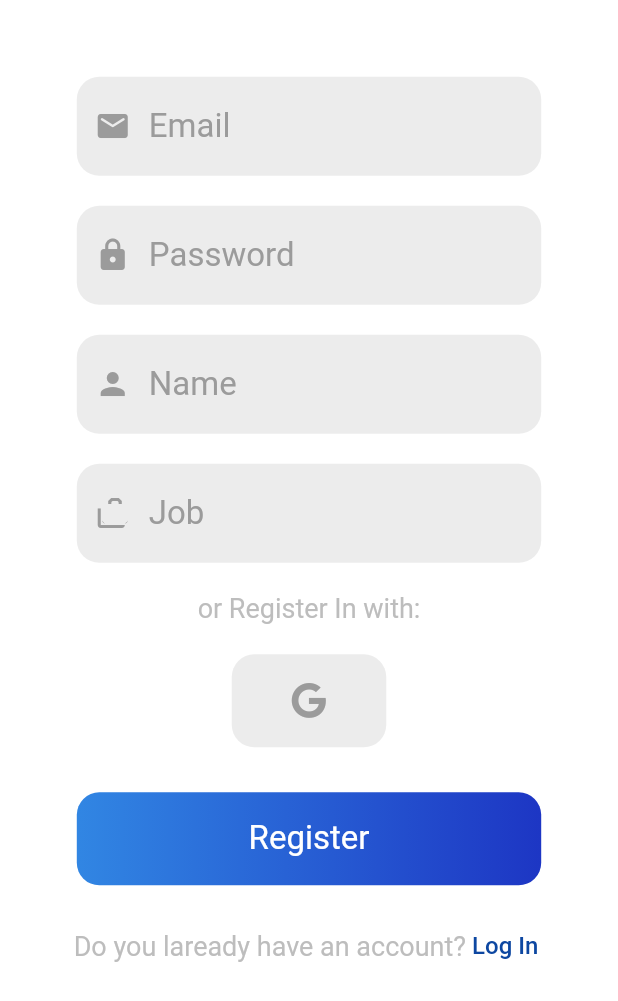
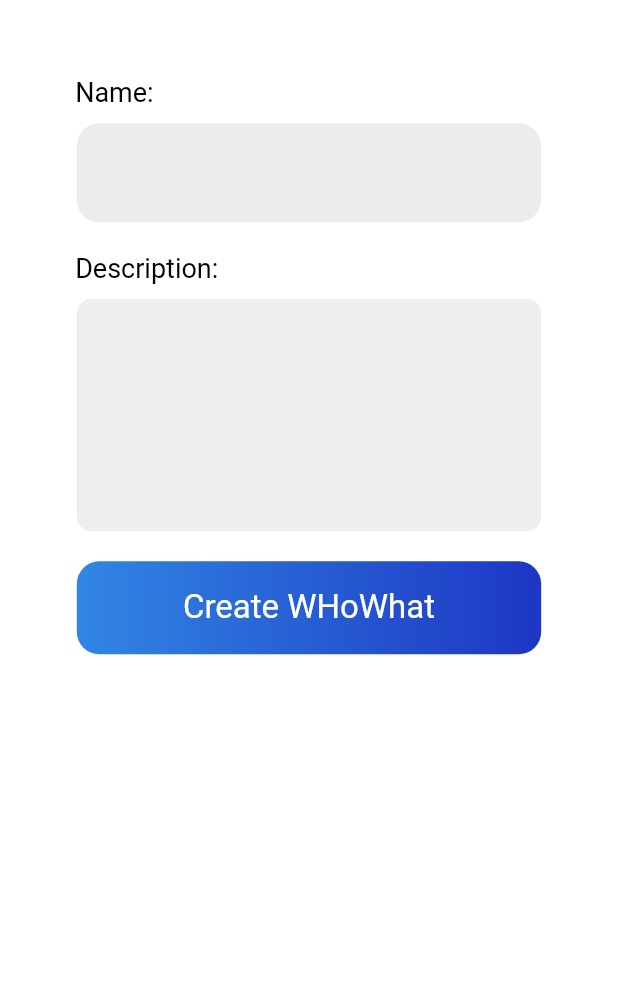
Before and after one commit to FEUP-ESOF-2020-21/open-cx-t6g3-its, a Flutter app: the screen it shows after launch, after a tap on "Sign Up", on a phone screen of 412 x 824 dp. Shown: the top 1001 px of the screen. Run offline on Flutter 3.47's test engine with Material 2 defaults, Android fonts, the phone set to English and light mode, and no system bars; our stand-ins replace cloud_firestore, firebase_auth, firebase_core, google_sign_in; missing offline and left inert: flutter_statusbarcolor; accounts and stored records are empty; network calls fail.

Commit message:
initial commit

```diff
--- /dev/null
+++ b/whowhat/lib/pages/create_poll.dart
@@ -0,0 +1,112 @@
+import 'package:flutter/material.dart';
+import 'package:whowhat/pages/login.dart';
+import 'package:whowhat/widgets/AppIcon.dart';
+import 'package:whowhat/widgets/TextBox.dart';
+import 'package:whowhat/widgets/GradientButton.dart';
+import 'package:whowhat/pages/menu.dart';
+import 'package:whowhat/widgets/database/auth.dart';
+
+class MyCreatePoll extends StatefulWidget {
+  MyCreatePoll({Key key}) : super(key: key);
+
+  @override
+  _MyCreatePollState createState() => _MyCreatePollState();
+}
+
+class _MyCreatePollState extends State<MyCreatePoll> {
+  final AuthService _auth = AuthService();
+
+  final emailController = TextEditingController();
+  final passwordController = TextEditingController();
+  final nameController = TextEditingController();
+  final jobController = TextEditingController();
+  @override
+  Widget build(BuildContext context) {
+    return Scaffold(
+      backgroundColor: Colors.white,
+      body: SingleChildScrollView(
+        child: Padding(
+          padding:
+              EdgeInsets.only(top: MediaQuery.of(context).size.height * 0.05),
+          child: Center(
+            child: FractionallySizedBox(
+              widthFactor: 0.8,
+              child: Column(
+                children: <Widget>[
+                  /*Image(image: AssetImage('assets/images/login.png')),*/
+
+                  Padding(
+                    padding: EdgeInsets.only(top: 10),
+                    child: Container(
+                      child: (Align(
+                          alignment: Alignment.topLeft,
+                          child: Text(
+                            '  Name: ',
+                            textAlign: TextAlign.left,
+                            style: TextStyle(
+                                color: Colors.black,
+                                fontFamily: 'Roboto',
+                                fontWeight: FontWeight.w400,
+                                fontSize: 18),
+                          ))),
+                    ),
+                  ),
+                  Padding(
+                    padding: EdgeInsets.all(10),
+                    child: TextBox(
+                      controller: passwordController,
+                      textInputType: TextInputType.text,
+                    ),
+                  ),
+                  Padding(
+                    padding: EdgeInsets.only(top: 10),
+                    child: Align(
+                        alignment: Alignment.topLeft,
+                        child: Text(
+                          '  Description: ',
+                          textAlign: TextAlign.left,
+                          style: TextStyle(
+                              color: Colors.black,
+                              fontFamily: 'Roboto',
+                              fontWeight: FontWeight.w400,
+                              fontSize: 18),
+                        )),
+                  ),
+                  Padding(
+                      padding: EdgeInsets.all(10),
+                      child: TextField(
+                        style: TextStyle(fontSize: 20, fontFamily: 'Roboto'),
+                        decoration: InputDecoration(
+                          border: OutlineInputBorder(
+                              borderRadius:
+                                  BorderRadius.all(Radius.circular(10.0)),
+                              borderSide: BorderSide.none),
+                          focusedBorder: OutlineInputBorder(
+                              borderRadius:
+                                  BorderRadius.all(Radius.circular(10.0)),
+                              borderSide:
+                                  BorderSide(color: Colors.blue, width: 2)),
+                          filled: true,
+                          fillColor: Colors.grey[200],
+                        ),
+                        minLines: 5, //Normal textInputField will be displayed
+                        maxLines: 5,
+                      )),
+                  Padding(
+                    padding: EdgeInsets.all(10),
+                    child: GradientButton(
+                      text: 'Create WHoWhat',
+                      onPressed: () {
+                        print('signed in');
+                      },
+                    ),
+                  ),
+                ],
+              ),
+            ),
+          ),
+        ),
+      ),
+    );
+  }
+}
--- a/whowhat/lib/pages/login.dart
+++ b/whowhat/lib/pages/login.dart
@@ -5,6 +5,8 @@ import 'package:whowhat/widgets/TextBox.dart';
 import 'package:whowhat/widgets/GradientButton.dart';
 import 'package:whowhat/pages/menu.dart';
 import 'package:whowhat/widgets/database/auth.dart';
+
+import 'create_poll.dart';
 
 class MyLogin extends StatefulWidget {
   MyLogin({Key key}) : super(key: key);
@@ -132,7 +134,7 @@ class _MyLoginState extends State<MyLogin> {
                               Navigator.push(
                                   context,
                                   MaterialPageRoute(
-                                    builder: (context) => MySignup(),
+                                    builder: (context) => MyCreatePoll(),
                                   ));
                             },
                           ),
--- a/whowhat/lib/pages/menu.dart
+++ b/whowhat/lib/pages/menu.dart
@@ -1,4 +1,5 @@
 import 'package:flutter/material.dart';
+import 'package:whowhat/pages/create_poll.dart';
 import 'package:whowhat/widgets/AppIcon.dart';
 import 'package:whowhat/widgets/GradientButton.dart';
 import 'package:whowhat/widgets/TextBox.dart';
@@ -112,6 +113,13 @@ class _MyMenuState extends State<MyMenu> {
             label: 'Settings',
           ),
         ],
+        onTap: (selected) {
+          Navigator.push(
+              context,
+              MaterialPageRoute(
+                builder: (context) => MyCreatePoll(),
+              ));
+        },
         selectedItemColor: Colors.blue[800],
       ),
       floatingActionButtonLocation: FloatingActionButtonLocation.centerDocked,
```
